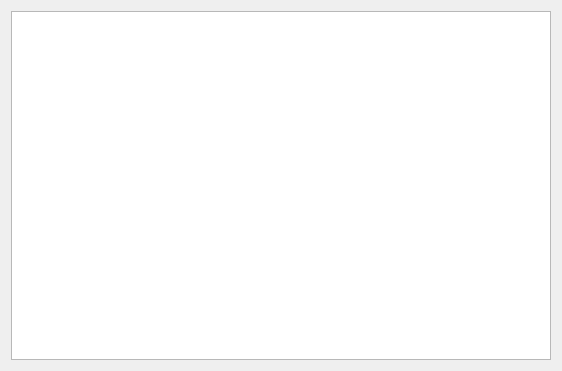
Qt form Widgets/ChannelTableWidget.ui (AlexanderMokhov/AR-600Controller) before a commit.
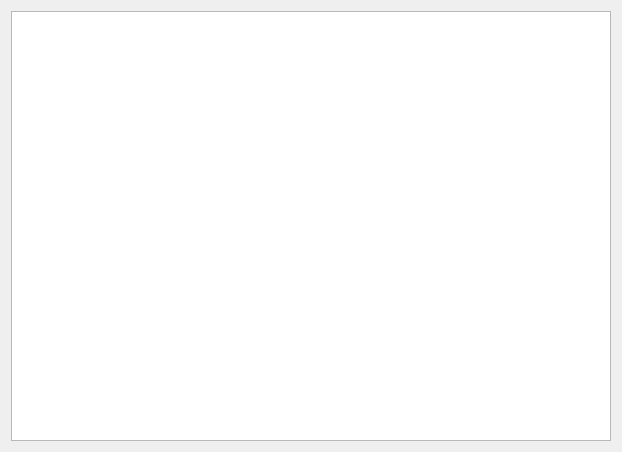
The same form after that commit.

Diff of the .ui file:
```diff
--- a/Widgets/ChannelTableWidget.ui
+++ b/Widgets/ChannelTableWidget.ui
@@ -6,8 +6,8 @@
    <rect>
     <x>0</x>
     <y>0</y>
-    <width>562</width>
-    <height>371</height>
+    <width>618</width>
+    <height>448</height>
    </rect>
   </property>
   <property name="windowTitle">
@@ -16,6 +16,12 @@
   <layout class="QGridLayout" name="gridLayout">
    <item row="0" column="0">
     <widget class="QTableView" name="ChannelTableView">
+     <property name="minimumSize">
+      <size>
+       <width>600</width>
+       <height>430</height>
+      </size>
+     </property>
      <property name="styleSheet">
       <string notr="true">selection-color: black; selection-background-color: rgba(30, 144, 255, 100);</string>
      </property>
@@ -26,7 +32,7 @@
       <enum>QAbstractItemView::SelectRows</enum>
      </property>
      <property name="wordWrap">
-      <bool>true</bool>
+      <bool>false</bool>
      </property>
      <attribute name="horizontalHeaderDefaultSectionSize">
       <number>70</number>
@@ -34,6 +40,9 @@
      <attribute name="horizontalHeaderHighlightSections">
       <bool>false</bool>
      </attribute>
+     <attribute name="verticalHeaderDefaultSectionSize">
+      <number>19</number>
+     </attribute>
     </widget>
    </item>
   </layout>
```
